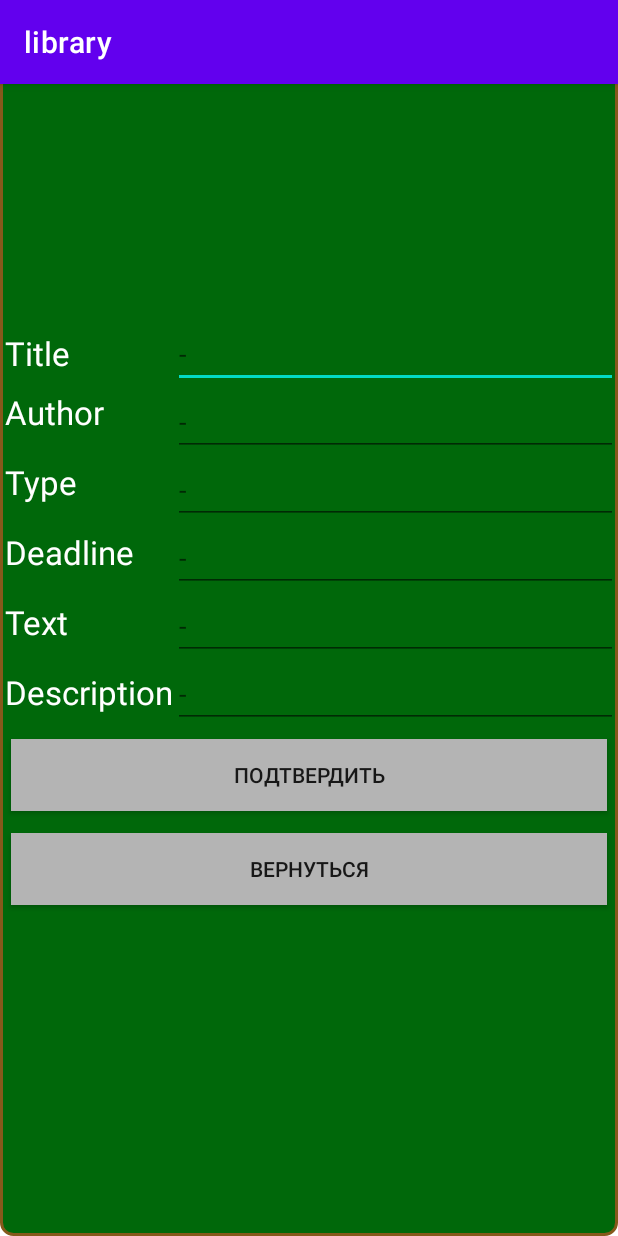
After one commit to MrDoc03/Library, an Android app: the BookCreateOrUpdate screen opened directly, with no data from a screen before it, on a phone screen of 412 x 824 dp. The commit adds this screen. Run offline under Robolectric (Android 15) with nearby library versions, the phone set to English and light mode, and no system bars.

```diff
--- a/app/src/main/java/com/example/library/Account.java
+++ b/app/src/main/java/com/example/library/Account.java
@@ -81,7 +81,7 @@ public class Account extends AppCompatActivity {
             return;
         }
 
-        String url = "http://192.168.0.102/api/reg_api.php";
+        String url = "http://192.168.0.103/api/reg_api.php";
 
         RequestQueue queue = Volley.newRequestQueue(this);
         StringRequest stringRequest = new StringRequest(Request.Method.POST, url,
@@ -119,7 +119,7 @@ public class Account extends AppCompatActivity {
             return;
         }
 
-        String url = "http://192.168.0.102/api/auth_api.php"; // Replace with your server URL
+        String url = "http://192.168.0.103/api/auth_api.php"; // Replace with your server URL
 
         RequestQueue queue = Volley.newRequestQueue(this);
         StringRequest stringRequest = new StringRequest(Request.Method.POST, url,
@@ -155,6 +155,7 @@ public class Account extends AppCompatActivity {
             }
         };
 
+
         queue.add(stringRequest);
     }
 }
--- /dev/null
+++ b/app/src/main/java/com/example/library/BookCreateOrUpdate.java
@@ -0,0 +1,20 @@
+package com.example.library;
+
+import android.os.Bundle;
+
+import androidx.activity.EdgeToEdge;
+import androidx.appcompat.app.AppCompatActivity;
+import androidx.core.graphics.Insets;
+import androidx.core.view.ViewCompat;
+import androidx.core.view.WindowInsetsCompat;
+
+public class BookCreateOrUpdate extends AppCompatActivity {
+
+    @Override
+    protected void onCreate(Bundle savedInstanceState) {
+        super.onCreate(savedInstanceState);
+        EdgeToEdge.enable(this);
+        setContentView(R.layout.activity_book_create_or_update);
+
+    }
+}
--- a/app/src/main/java/com/example/library/DatabaseHelper.java
+++ b/app/src/main/java/com/example/library/DatabaseHelper.java
@@ -56,7 +56,7 @@ public class DatabaseHelper extends SQLiteOpenHelper {
                 COL_TITLE + " TEXT, " +
                 COL_IMAGE_URL + " TEXT, " +
                 COL_AUTHOR + " TEXT, " +
-                COL_YEAR + " INTEGER, " +
+                COL_YEAR + " TEXT, " +
                 COL_GENRE + " TEXT, " +
                 COL_DESCRIPTION + " TEXT, " +
                 COL_TEXT + " TEXT)");
@@ -104,7 +104,7 @@ public class DatabaseHelper extends SQLiteOpenHelper {
         db.close();
     }
     // Добавление книги
-    public boolean addBook(String title, String imageUrl, String author, int year, String genre, String description, String text) {
+    public boolean addBook(String title, String imageUrl, String author, String year, String genre, String description, String text) {
         SQLiteDatabase db = this.getWritableDatabase();
         ContentValues contentValues = new ContentValues();
         contentValues.put("Title", title);
--- a/app/src/main/java/com/example/library/FetchFavoriteBooksTask.java
+++ b/app/src/main/java/com/example/library/FetchFavoriteBooksTask.java
@@ -15,7 +15,7 @@ import java.net.URL;
 public class FetchFavoriteBooksTask extends AsyncTask<Void, Void, Void> {
 
     private static final String TAG = FetchFavoriteBooksTask.class.getSimpleName();
-    private static final String API_URL = "http://192.168.0.102/api/favorite_books_api.php"; // Замените на ваш URL API
+    private static final String API_URL = "http://192.168.0.103/api/favorite_books_api.php"; // Замените на ваш URL API
     private DatabaseHelper dbHelper;
 
     public FetchFavoriteBooksTask(DatabaseHelper dbHelper) {
--- a/app/src/main/java/com/example/library/FetchReadingHistoriesTask.java
+++ b/app/src/main/java/com/example/library/FetchReadingHistoriesTask.java
@@ -15,7 +15,7 @@ import java.net.URL;
 public class FetchReadingHistoriesTask extends AsyncTask<Void, Void, Void> {
 
     private static final String TAG = FetchReadingHistoriesTask.class.getSimpleName();
-    private static final String API_URL = "http://192.168.0.102/api/reading_histories_api.php"; // Замените на ваш URL API
+    private static final String API_URL = "http://192.168.0.103/api/reading_histories_api.php"; // Замените на ваш URL API
     private DatabaseHelper dbHelper;
 
     public FetchReadingHistoriesTask(DatabaseHelper dbHelper) {
--- a/app/src/main/java/com/example/library/FetchUsersDataTask.java
+++ b/app/src/main/java/com/example/library/FetchUsersDataTask.java
@@ -14,7 +14,7 @@ import java.net.URL;
 
 public class FetchUsersDataTask extends AsyncTask<Void, Void, Void> {
     private static final String TAG = FetchBooksDataTask.class.getSimpleName();
-    private static final String API_URL = "http://192.168.0.102/api/users_api.php"; // Замените на ваш URL API
+    private static final String API_URL = "http://192.168.0.103/api/users_api.php"; // Замените на ваш URL API
     private DatabaseHelper dbHelper;
 
     public FetchUsersDataTask(DatabaseHelper dbHelper) {
--- /dev/null
+++ b/app/src/main/res/layout/activity_book_create_or_update.xml
@@ -0,0 +1,123 @@
+<?xml version="1.0" encoding="utf-8"?>
+<LinearLayout xmlns:android="http://schemas.android.com/apk/res/android"
+    android:layout_width="match_parent"
+    android:layout_height="match_parent"
+    android:background="@drawable/button_green"
+    android:orientation="vertical"
+    android:gravity="center">
+
+<LinearLayout
+    android:layout_width="match_parent"
+    android:layout_height="wrap_content">
+    <LinearLayout
+        android:layout_width="wrap_content"
+        android:layout_height="wrap_content"
+        android:orientation="vertical"
+        android:paddingLeft="3dp">
+
+        <TextView
+            android:id="@+id/Title"
+            android:layout_width="match_parent"
+            android:layout_height="wrap_content"
+            android:text="Title"
+            android:textSize="22sp"
+            android:layout_marginTop="7dp"
+            android:textColor="@color/white"/>
+
+        <TextView
+            android:id="@+id/Author"
+            android:layout_width="match_parent"
+            android:layout_height="wrap_content"
+            android:text="Author" android:textSize="22sp"
+            android:layout_marginTop="10dp"
+            android:textColor="@color/white"/>
+
+        <TextView
+            android:id="@+id/Type"
+            android:layout_width="match_parent"
+            android:layout_height="wrap_content"
+            android:text="Type" android:textSize="22sp"
+            android:layout_marginTop="17dp"
+            android:textColor="@color/white"
+            />
+
+        <TextView
+            android:id="@+id/Deadline"
+            android:layout_width="match_parent"
+            android:layout_height="wrap_content"
+            android:text="Deadline" android:textSize="22sp"
+            android:layout_marginTop="17dp"
+            android:textColor="@color/white"/>
+
+        <TextView
+            android:id="@+id/Text"
+            android:layout_width="match_parent"
+            android:layout_height="wrap_content"
+            android:text="Text" android:textSize="22sp"
+            android:layout_marginTop="17dp"
+            android:textColor="@color/white"/>
+
+        <TextView
+            android:id="@+id/Description"
+            android:layout_width="match_parent"
+            android:layout_height="wrap_content"
+            android:text="Description"
+            android:textSize="22sp"
+            android:layout_marginTop="17dp"
+            android:textColor="@color/white"/>
+    </LinearLayout>
+
+    <LinearLayout
+        android:layout_width="match_parent"
+        android:layout_height="wrap_content"
+        android:orientation="vertical">
+
+        <android.widget.EditText
+            android:id="@+id/TitleEdit"
+            android:layout_width="match_parent"
+            android:layout_height="wrap_content"
+            android:hint="-"/><android.widget.EditText
+        android:id="@+id/AuthorEdit"
+        android:layout_width="match_parent"
+        android:layout_height="wrap_content"
+        android:hint="-"/>
+        <android.widget.EditText
+            android:id="@+id/TypeEdit"
+            android:layout_width="match_parent"
+            android:layout_height="wrap_content"
+            android:hint="-"/>
+        <android.widget.EditText
+            android:id="@+id/DeadlineEdit"
+            android:layout_width="match_parent"
+            android:layout_height="wrap_content"
+            android:hint="-"/>
+        <android.widget.EditText
+            android:id="@+id/TextEdit"
+            android:layout_width="match_parent"
+            android:layout_height="wrap_content"
+            android:hint="-"/>
+        <android.widget.EditText
+            android:id="@+id/DescriptionEdit"
+            android:layout_width="match_parent"
+            android:layout_height="wrap_content"
+            android:hint="-"/>
+    </LinearLayout>
+</LinearLayout>
+
+    <android.widget.Button
+        android:id="@+id/confirm_button"
+        android:layout_width="match_parent"
+        android:layout_height="wrap_content"
+        android:layout_margin="7dp"
+        android:background="#B4B4B4"
+        android:text="Подтвердить" />
+
+    <android.widget.Button
+        android:id="@+id/back_button"
+        android:layout_width="match_parent"
+        android:layout_height="wrap_content"
+        android:layout_margin="7dp"
+        android:background="#B4B4B4"
+        android:text="Вернуться"/>
+
+</LinearLayout>
--- a/app/src/main/res/layout/activity_main.xml
+++ b/app/src/main/res/layout/activity_main.xml
@@ -64,7 +64,7 @@
             android:layout_width="match_parent"
             android:layout_height="wrap_content"
             android:orientation="vertical"
-            android:id="@+id/test1"
+            android:id="@+id/BookList"
 
             android:gravity="center"
             >
--- a/gradle.properties
+++ b/gradle.properties
@@ -19,3 +19,4 @@ android.useAndroidX=true
 # resources declared in the library itself and none from the library's dependencies,
 # thereby reducing the size of the R class for that library
 android.nonTransitiveRClass=true
+android.overridePathCheck=true
```
Also changed, not shown: app/src/main/AndroidManifest.xml (+8 -5 lines), app/src/main/java/com/example/library/FetchBooksDataTask.java (+3 -7 lines), app/src/main/java/com/example/library/MainActivity.java (+54 -43 lines), app/src/main/res/drawable/gear.xml (added, +11 -0 lines), app/src/main/res/layout/book_example.xml (added, +62 -0 lines).
